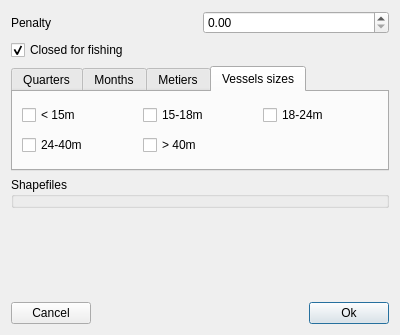
Before: the Qt Designer form qtgui/pathpenaltydialog.ui in frabas/DISPLACE_GUI, drawn with Qt 5.
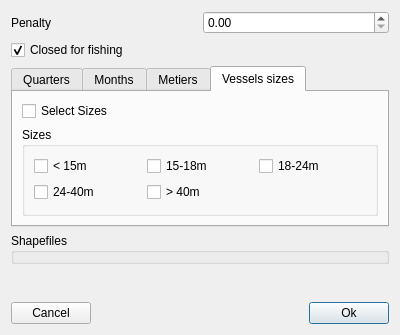
After: the same form once the commit is applied.

```diff
--- a/qtgui/pathpenaltydialog.ui
+++ b/qtgui/pathpenaltydialog.ui
@@ -175,6 +175,12 @@
        <string>Vessels sizes</string>
       </attribute>
       <layout class="QGridLayout" name="gridLayout_3">
+       <item row="1" column="0">
+        <widget class="QGroupBox" name="sizeGroup">
+         <property name="title">
+          <string>Sizes</string>
+         </property>
+         <layout class="QGridLayout" name="gridLayout_4">
        <item row="0" column="0">
         <widget class="QCheckBox" name="cbSize0">
          <property name="text">
@@ -207,6 +213,16 @@
         <widget class="QCheckBox" name="cbSize4">
          <property name="text">
           <string>&gt; 40m</string>
+            </property>
+           </widget>
+          </item>
+         </layout>
+        </widget>
+       </item>
+       <item row="0" column="0">
+        <widget class="QCheckBox" name="enableSizes">
+         <property name="text">
+          <string>Select Sizes</string>
          </property>
         </widget>
        </item>
```
Lines whose indentation alone changed are shown as unchanged.
